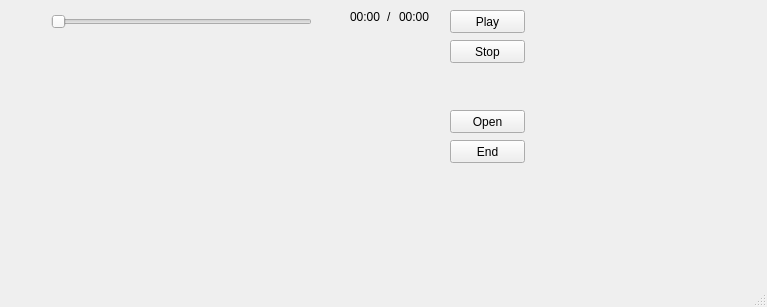
First picture: the form in mainwindow.ui, repository johnsonliu999/TG_Video_Player, before the edit.
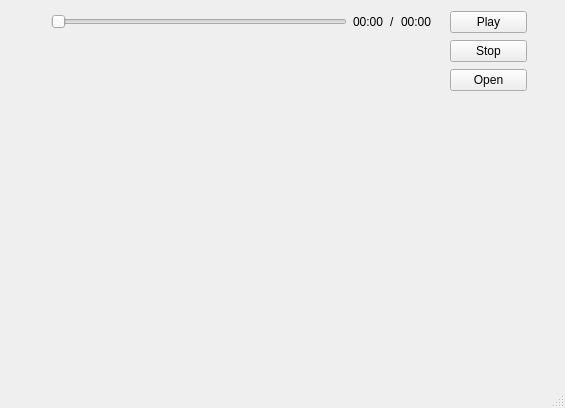
Second picture: the form after the edit.

The edit to the form file:
```diff
--- a/mainwindow.ui
+++ b/mainwindow.ui
@@ -6,8 +6,8 @@
    <rect>
     <x>0</x>
     <y>0</y>
-    <width>767</width>
-    <height>307</height>
+    <width>565</width>
+    <height>408</height>
    </rect>
   </property>
   <property name="windowTitle">
@@ -19,72 +19,62 @@
      <rect>
       <x>51</x>
       <y>39</y>
-      <width>379</width>
-      <height>211</height>
+      <width>381</width>
+      <height>311</height>
      </rect>
     </property>
    </widget>
-   <widget class="QSlider" name="horizontalSlider">
+   <widget class="QWidget" name="">
     <property name="geometry">
      <rect>
-      <x>51</x>
-      <y>11</y>
-      <width>261</width>
-      <height>22</height>
+      <x>450</x>
+      <y>10</y>
+      <width>77</width>
+      <height>83</height>
      </rect>
     </property>
-    <property name="orientation">
-     <enum>Qt::Horizontal</enum>
-    </property>
-   </widget>
+    <layout class="QGridLayout" name="gridLayout_2">
+     <item row="0" column="0">
    <widget class="QPushButton" name="playButton">
-    <property name="geometry">
-     <rect>
-      <x>450</x>
-      <y>10</y>
-      <width>75</width>
-      <height>23</height>
-     </rect>
-    </property>
     <property name="text">
      <string>Play</string>
     </property>
    </widget>
-   <widget class="QPushButton" name="endButton">
-    <property name="geometry">
-     <rect>
-      <x>450</x>
-      <y>140</y>
-      <width>75</width>
-      <height>23</height>
-     </rect>
-    </property>
+     </item>
+     <item row="1" column="0">
+      <widget class="QPushButton" name="stopButton">
     <property name="text">
-     <string>End</string>
-    </property>
-   </widget>
+        <string>Stop</string>
+       </property>
+      </widget>
+     </item>
+     <item row="2" column="0">
    <widget class="QPushButton" name="openButton">
-    <property name="geometry">
-     <rect>
-      <x>450</x>
-      <y>110</y>
-      <width>75</width>
-      <height>23</height>
-     </rect>
-    </property>
     <property name="text">
      <string>Open</string>
     </property>
    </widget>
-   <widget class="QWidget" name="layoutWidget">
+     </item>
+    </layout>
+   </widget>
+   <widget class="QWidget" name="">
     <property name="geometry">
      <rect>
-      <x>350</x>
+      <x>51</x>
       <y>10</y>
-      <width>80</width>
-      <height>14</height>
+      <width>381</width>
+      <height>24</height>
      </rect>
     </property>
+    <layout class="QGridLayout" name="gridLayout_3">
+     <item row="0" column="0">
+      <widget class="QSlider" name="horizontalSlider">
+       <property name="orientation">
+        <enum>Qt::Horizontal</enum>
+       </property>
+      </widget>
+     </item>
+     <item row="0" column="1">
     <layout class="QGridLayout" name="gridLayout">
      <item row="0" column="0">
       <widget class="QLabel" name="curTimeLabel">
@@ -108,19 +98,8 @@
       </widget>
      </item>
     </layout>
-   </widget>
-   <widget class="QPushButton" name="stopButton">
-    <property name="geometry">
-     <rect>
-      <x>450</x>
-      <y>40</y>
-      <width>75</width>
-      <height>23</height>
-     </rect>
-    </property>
-    <property name="text">
-     <string>Stop</string>
-    </property>
+     </item>
+    </layout>
    </widget>
   </widget>
   <widget class="QMenuBar" name="menubar">
```
Left out of the diff: 2 changed lines with no effect on the pictures. Lines whose indentation alone changed are shown as unchanged.
